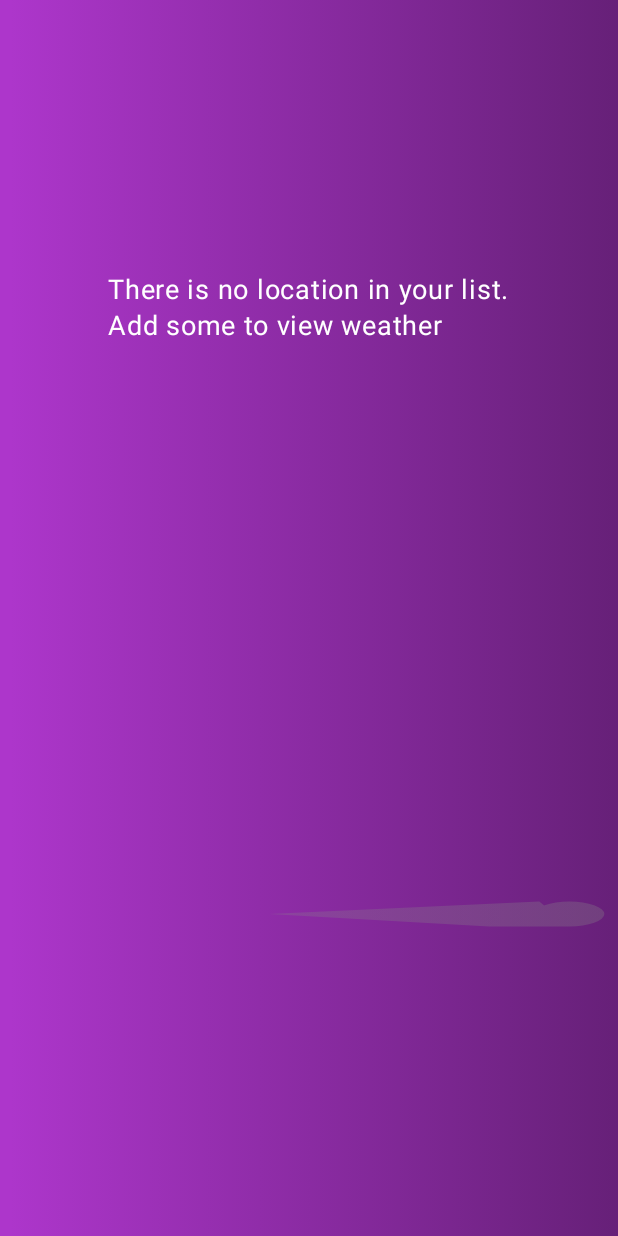
After one commit to Racher612/Weather, an Android app built with Jetpack Compose: the composable SwipeHintScreen shown on its own in the app's theme, on a phone screen of 412 x 824 dp. The commit adds this screen. Run offline under Robolectric (Android 15) with nearby library versions, the phone set to English and light mode, and no system bars.

Commit message:
Weather Perfomance finished

```diff
--- /dev/null
+++ b/app/src/main/java/com/project/weather/common/compose/SwipeHintScreen.kt
@@ -0,0 +1,103 @@
+package com.project.weather.common.compose
+
+import androidx.compose.animation.core.LinearEasing
+import androidx.compose.animation.core.RepeatMode
+import androidx.compose.animation.core.animateFloat
+import androidx.compose.animation.core.infiniteRepeatable
+import androidx.compose.animation.core.rememberInfiniteTransition
+import androidx.compose.animation.core.tween
+import androidx.compose.foundation.Canvas
+import androidx.compose.foundation.background
+import androidx.compose.foundation.layout.Arrangement
+import androidx.compose.foundation.layout.Column
+import androidx.compose.foundation.layout.fillMaxSize
+import androidx.compose.foundation.layout.fillMaxWidth
+import androidx.compose.foundation.layout.height
+import androidx.compose.foundation.layout.padding
+import androidx.compose.runtime.Composable
+import androidx.compose.runtime.getValue
+import androidx.compose.ui.Alignment
+import androidx.compose.ui.Modifier
+import androidx.compose.ui.graphics.Brush
+import androidx.compose.ui.graphics.Color
+import androidx.compose.ui.graphics.Path
+import androidx.compose.ui.unit.dp
+import com.project.weather.common.design.MediumText
+import com.project.weather.common.design.gradientBackground
+
+@Composable
+fun SwipeHintScreen(modifier: Modifier = Modifier) {
+
+    val infiniteTransition = rememberInfiniteTransition()
+
+    // Анимация смещения "кометы"
+    val offsetX by infiniteTransition.animateFloat(
+        initialValue = -200f,  // Начальная позиция за экраном слева
+        targetValue = 800f,    // Конечная позиция за экраном справа
+        animationSpec = infiniteRepeatable(
+            animation = tween(1500, easing = LinearEasing), // Длительность 1.5 сек
+            repeatMode = RepeatMode.Restart
+        ), label = ""
+    )
+
+    // Анимация изменения прозрачности
+    val alpha by infiniteTransition.animateFloat(
+        initialValue = 0.5f,   // Полупрозрачный старт
+        targetValue = 0.1f,    // Прозрачность уменьшается к хвосту
+        animationSpec = infiniteRepeatable(
+            animation = tween(1500, easing = LinearEasing),
+            repeatMode = RepeatMode.Restart
+        ), label = ""
+    )
+
+    Column(
+        modifier = Modifier
+            .fillMaxSize()
+            .gradientBackground(),
+        horizontalAlignment = Alignment.CenterHorizontally,
+        verticalArrangement = Arrangement.SpaceAround
+    ) {
+        MediumText(text = "There is no location in your list.\nAdd some to view weather")
+        Canvas(
+            modifier = modifier
+                .fillMaxWidth()
+                .height(50.dp) // Уменьшенная высота
+                .padding(horizontal = 24.dp) // Равные отступы по краям
+                .background(Color.Transparent) // Убираем фон
+        ) {
+            val height = size.height
+
+//            Log.d("HEIGHT", offsetX.toString())
+
+            // Рисуем путь для "кометы" с хвостом
+            val cometPath = Path().apply {
+                // Эллипсоидная головка кометы
+                addOval(androidx.compose.ui.geometry.Rect(
+                    left = offsetX - 35,  // Левый край эллипса
+                    top = height / 6,     // Верхний край
+                    right = offsetX + 35, // Правый край
+                    bottom = 3 * height / 6 // Нижний край
+                ))
+
+                // Хвост кометы
+                moveTo(offsetX, height / 2)               // Начальная точка хвоста
+                lineTo(offsetX - 30, height / 6)          // Толстая передняя часть хвоста
+                lineTo(offsetX - 300, height / 3)         // Сужающийся участок хвоста
+                lineTo(offsetX - 80, 3 * height / 6)      // Низ хвоста
+                close()                                   // Замыкаем путь
+            }
+
+            drawPath(
+                path = cometPath,
+                brush = Brush.horizontalGradient(
+                    colors = listOf(
+                        Color.Gray.copy(alpha = alpha),      // Голова кометы
+                        Color.Gray.copy(alpha = 0.3f)        // Хвост кометы
+                    )
+                )
+            )
+
+        }
+    }
+
+}
--- a/app/src/main/java/com/project/weather/common/design/TextFonts.kt
+++ b/app/src/main/java/com/project/weather/common/design/TextFonts.kt
@@ -2,15 +2,19 @@ package com.project.weather.common.design
 
 import androidx.compose.material3.Text
 import androidx.compose.runtime.Composable
+import androidx.compose.ui.graphics.Color
 import androidx.compose.ui.res.colorResource
 import androidx.compose.ui.unit.sp
 import com.project.weather.R
 
 @Composable
-fun MediumText(text : String){
+fun MediumText(
+    text : String,
+    color : Color = colorResource(id = R.color.white)
+    ){
     Text(
         text = text,
-        color = colorResource(id = R.color.white),
+        color = color,
         fontSize = 18.sp
     )
 }
--- a/app/src/main/res/values/colors.xml
+++ b/app/src/main/res/values/colors.xml
@@ -7,5 +7,6 @@
     <color name="dark_teal">#FF018786</color>
     <color name="black">#FF000000</color>
     <color name="white">#FFFFFFFF</color>
+    <color name="yellow">#FFFF00</color>
     <color name="background_black">#252323</color>
 </resources>
```
Also changed, not shown: app/src/main/java/com/project/weather/common/compose/WeatherIcon.kt (+14 -6 lines), app/src/main/java/com/project/weather/day/pres/MainScreen.kt (+22 -18 lines), app/src/main/java/com/project/weather/day/pres/MainScreenViewModel.kt (+9 -8 lines), app/src/main/java/com/project/weather/day/pres/WeatherPreview.kt (+136 -25 lines), app/src/main/res/drawable/calendar.xml (added, +20 -0 lines), app/src/main/res/drawable/location.xml (added, +9 -0 lines).
